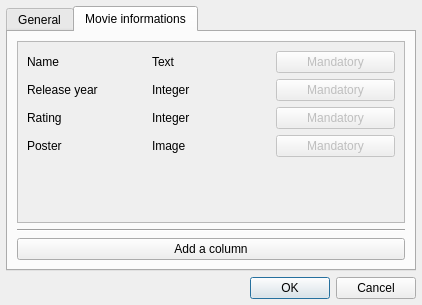
Above: Dialogs/OptionsDialog.ui from AmbreM71/MovieManager before the change. Below: the same form after it.
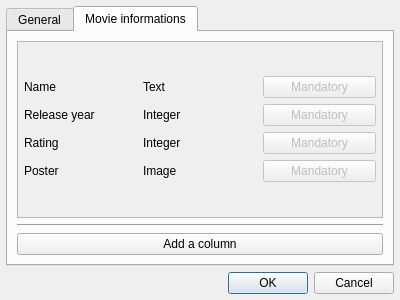
That is the form after the change. The open tabs and pages were chosen to show the change.

Commit message:
[Custom columns] Columns management
* Implements creation, edition and deletion of columns
* Add check for duplicate names when creating/editing a column

```diff
--- a/Dialogs/OptionsDialog.ui
+++ b/Dialogs/OptionsDialog.ui
@@ -6,10 +6,16 @@
    <rect>
     <x>0</x>
     <y>0</y>
-    <width>422</width>
-    <height>305</height>
+    <width>400</width>
+    <height>300</height>
    </rect>
   </property>
+  <property name="minimumSize">
+   <size>
+    <width>400</width>
+    <height>0</height>
+   </size>
+  </property>
   <property name="windowTitle">
    <string>Options</string>
   </property>
@@ -29,6 +35,22 @@
    <property name="bottomMargin">
     <number>6</number>
    </property>
+   <item row="8" column="0">
+    <widget class="QDialogButtonBox" name="ButtonBox">
+     <property name="sizePolicy">
+      <sizepolicy hsizetype="Expanding" vsizetype="Fixed">
+       <horstretch>0</horstretch>
+       <verstretch>0</verstretch>
+      </sizepolicy>
+     </property>
+     <property name="orientation">
+      <enum>Qt::Horizontal</enum>
+     </property>
+     <property name="standardButtons">
+      <set>QDialogButtonBox::Cancel|QDialogButtonBox::Ok</set>
+     </property>
+    </widget>
+   </item>
    <item row="7" column="0">
     <widget class="QTabWidget" name="tabWidget">
      <property name="sizePolicy">
@@ -47,7 +69,7 @@
       <enum>QTabWidget::Rounded</enum>
      </property>
      <property name="currentIndex">
-      <number>0</number>
+      <number>1</number>
      </property>
      <widget class="QWidget" name="GeneralTab">
       <attribute name="title">
@@ -188,7 +210,14 @@
        <string>Movie informations</string>
       </attribute>
       <layout class="QGridLayout" name="gridLayout_3">
-       <item row="1" column="0">
+       <item row="3" column="0">
+        <widget class="QPushButton" name="AddColumnButton">
+         <property name="text">
+          <string>Add a column</string>
+         </property>
+        </widget>
+       </item>
+       <item row="2" column="0">
         <widget class="Line" name="Separator">
          <property name="orientation">
           <enum>Qt::Horizontal</enum>
@@ -217,20 +246,36 @@
            <rect>
             <x>0</x>
             <y>0</y>
-            <width>386</width>
-            <height>174</height>
+            <width>364</width>
+            <height>169</height>
            </rect>
           </property>
-          <layout class="QGridLayout" name="gridLayout_2">
-           <item row="2" column="0">
-            <widget class="QLabel" name="RatingLabel">
-             <property name="text">
-              <string>Rating</string>
-             </property>
-            </widget>
-           </item>
-           <item row="2" column="2">
-            <widget class="QPushButton" name="RatingButton">
+          <layout class="QVBoxLayout" name="scrollAreaLayout">
+           <property name="leftMargin">
+            <number>6</number>
+           </property>
+           <property name="topMargin">
+            <number>6</number>
+           </property>
+           <property name="rightMargin">
+            <number>6</number>
+           </property>
+           <property name="bottomMargin">
+            <number>6</number>
+           </property>
+           <item>
+            <layout class="QGridLayout" name="DefaultColumnGridLayout">
+             <property name="sizeConstraint">
+              <enum>QLayout::SetDefaultConstraint</enum>
+             </property>
+             <property name="topMargin">
+              <number>0</number>
+             </property>
+             <property name="spacing">
+              <number>6</number>
+             </property>
+             <item row="1" column="2">
+              <widget class="QPushButton" name="ReleaseYearButton">
              <property name="enabled">
               <bool>false</bool>
              </property>
@@ -240,6 +285,16 @@
             </widget>
            </item>
            <item row="0" column="2">
+              <widget class="QPushButton" name="PosterButton">
+               <property name="enabled">
+                <bool>false</bool>
+               </property>
+               <property name="text">
+                <string>Mandatory</string>
+               </property>
+              </widget>
+             </item>
+             <item row="2" column="2">
             <widget class="QPushButton" name="NameButton">
              <property name="enabled">
               <bool>false</bool>
@@ -255,53 +310,8 @@
              </property>
             </widget>
            </item>
-           <item row="3" column="0">
-            <widget class="QLabel" name="PosterLabel">
-             <property name="text">
-              <string>Poster</string>
-             </property>
-            </widget>
-           </item>
-           <item row="0" column="0">
-            <widget class="QLabel" name="NameLabel">
-             <property name="text">
-              <string>Name</string>
-             </property>
-            </widget>
-           </item>
-           <item row="0" column="1">
-            <widget class="QLabel" name="NameTypeLabel">
-             <property name="text">
-              <string>Text</string>
-             </property>
-            </widget>
-           </item>
            <item row="3" column="2">
-            <widget class="QPushButton" name="PosterButton">
-             <property name="enabled">
-              <bool>false</bool>
-             </property>
-             <property name="text">
-              <string>Mandatory</string>
-             </property>
-            </widget>
-           </item>
-           <item row="2" column="1">
-            <widget class="QLabel" name="RatingTypeLabel">
-             <property name="text">
-              <string>Integer</string>
-             </property>
-            </widget>
-           </item>
-           <item row="3" column="1">
-            <widget class="QLabel" name="PosterTypeLabel">
-             <property name="text">
-              <string>Image</string>
-             </property>
-            </widget>
-           </item>
-           <item row="1" column="2">
-            <widget class="QPushButton" name="ReleaseYearButton">
+              <widget class="QPushButton" name="RatingButton">
              <property name="enabled">
               <bool>false</bool>
              </property>
@@ -317,55 +327,63 @@
              </property>
             </widget>
            </item>
+             <item row="3" column="1">
+              <widget class="QLabel" name="PosterTypeLabel">
+               <property name="text">
+                <string>Image</string>
+               </property>
+              </widget>
+             </item>
            <item row="1" column="1">
+              <widget class="QLabel" name="RatingTypeLabel">
+               <property name="text">
+                <string>Integer</string>
+               </property>
+              </widget>
+             </item>
+             <item row="2" column="0">
+              <widget class="QLabel" name="RatingLabel">
+               <property name="text">
+                <string>Rating</string>
+               </property>
+              </widget>
+             </item>
+             <item row="2" column="1">
             <widget class="QLabel" name="ReleaseYearTypeLabel">
              <property name="text">
               <string>Integer</string>
              </property>
             </widget>
            </item>
-           <item row="4" column="0" colspan="3">
-            <spacer name="verticalSpacer">
-             <property name="orientation">
-              <enum>Qt::Vertical</enum>
-             </property>
-             <property name="sizeHint" stdset="0">
-              <size>
-               <width>40</width>
-               <height>20</height>
-              </size>
-             </property>
-            </spacer>
-           </item>
-          </layout>
-         </widget>
-        </widget>
-       </item>
-       <item row="2" column="0">
-        <widget class="QPushButton" name="AddColumnButton">
+             <item row="0" column="1">
+              <widget class="QLabel" name="NameTypeLabel">
+               <property name="text">
+                <string>Text</string>
+               </property>
+              </widget>
+             </item>
+             <item row="3" column="0">
+              <widget class="QLabel" name="PosterLabel">
+               <property name="text">
+                <string>Poster</string>
+               </property>
+              </widget>
+             </item>
+             <item row="0" column="0">
+              <widget class="QLabel" name="NameLabel">
          <property name="text">
-          <string>Add a column</string>
+                <string>Name</string>
          </property>
         </widget>
        </item>
       </layout>
+           </item>
+          </layout>
      </widget>
     </widget>
    </item>
-   <item row="8" column="0">
-    <widget class="QDialogButtonBox" name="ButtonBox">
-     <property name="sizePolicy">
-      <sizepolicy hsizetype="Expanding" vsizetype="Fixed">
-       <horstretch>0</horstretch>
-       <verstretch>0</verstretch>
-      </sizepolicy>
-     </property>
-     <property name="orientation">
-      <enum>Qt::Horizontal</enum>
-     </property>
-     <property name="standardButtons">
-      <set>QDialogButtonBox::Cancel|QDialogButtonBox::Ok</set>
-     </property>
+      </layout>
+     </widget>
     </widget>
    </item>
   </layout>
```
Left out of the diff: 8 changed lines with no effect on the pictures. Lines whose indentation alone changed are shown as unchanged. The commit also changes 13 other files.
